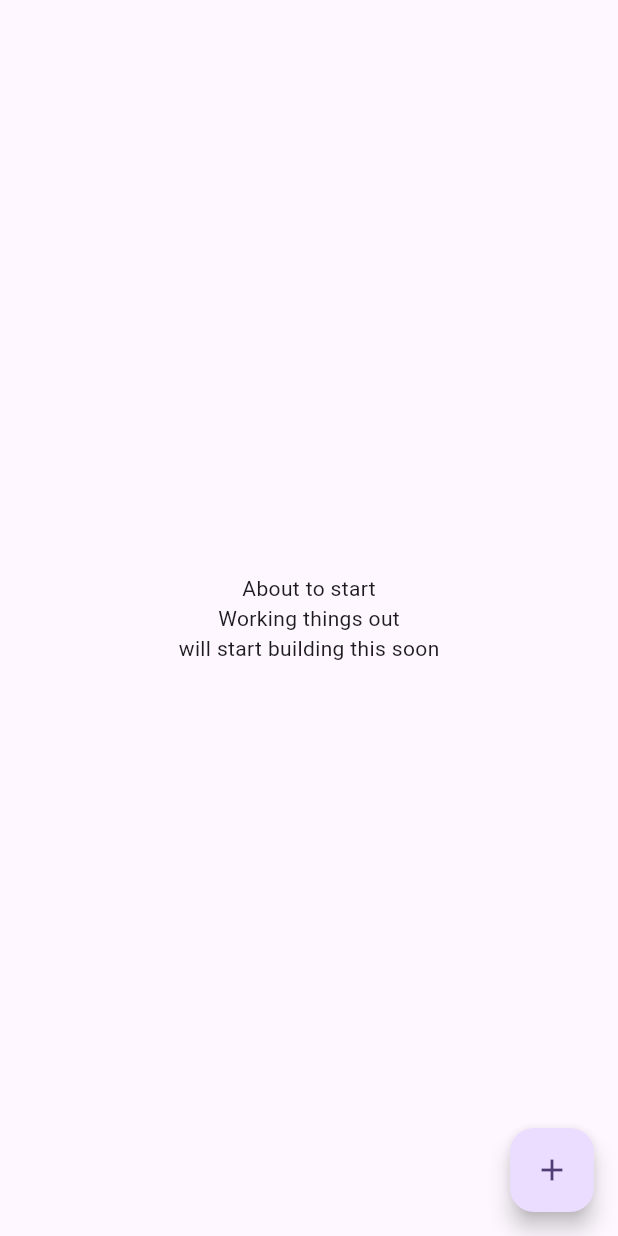
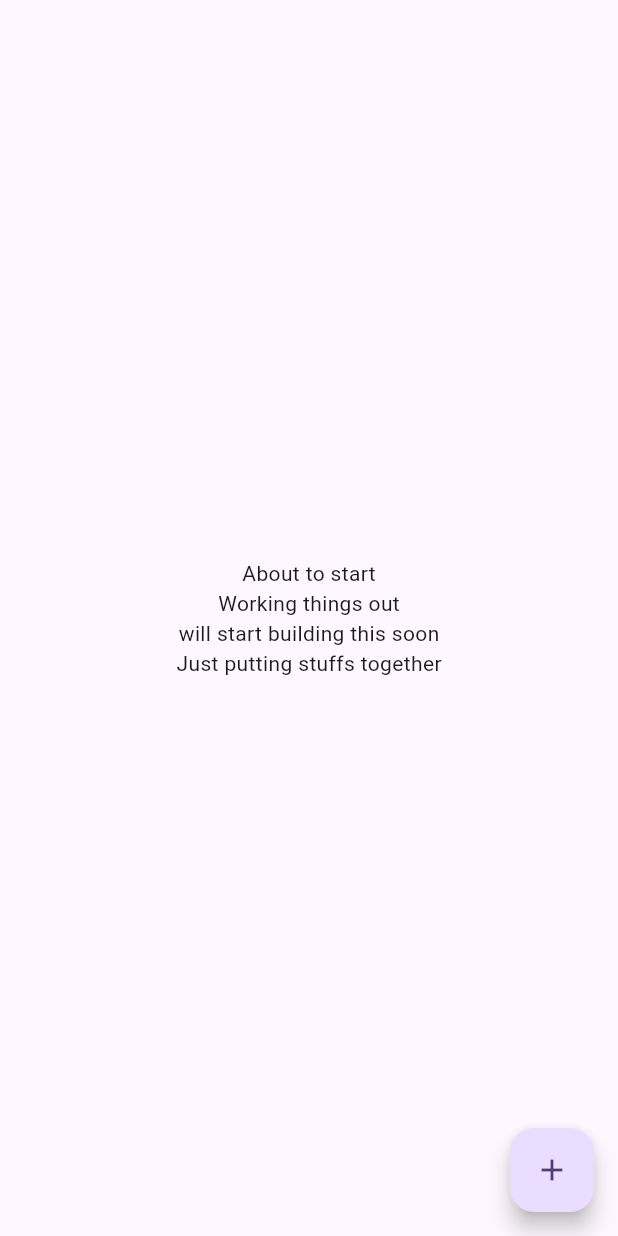
Before and after one commit to Juwonlo/ChatMe_App, a Flutter app: the screen it shows after launch, on a phone screen of 412 x 824 dp. Run offline on Flutter 3.47's test engine with Material 3 defaults, Android fonts, the phone set to English and light mode, and no system bars.

Commit message:
A random commit

```diff
--- a/lib/main.dart
+++ b/lib/main.dart
@@ -40,6 +40,7 @@ class _MyHomePageState extends State<MyHomePage> {
           Text('About to start'),
             Text('Working things out'),
             Text('will start building this soon'),
+            Text("Just putting stuffs together"),
 
           ],
         ),
```
